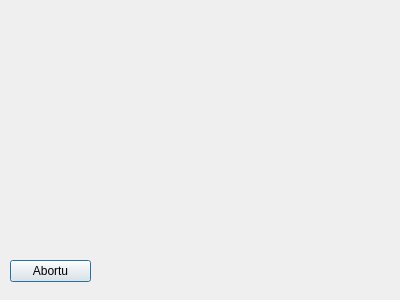
Before: the Qt Designer form datumojapogilo.ui in MDCremer/Gradivus, drawn with Qt 5.
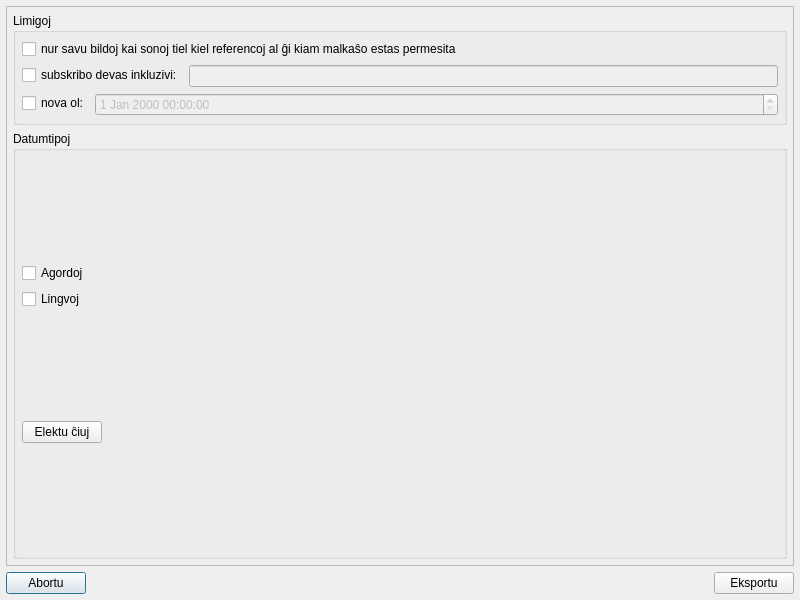
After: the same form once the commit is applied.

Commit message: Dialog zur Datensicherung gestaltet

The edit to the form file:
```diff
--- a/datumojapogilo.ui
+++ b/datumojapogilo.ui
@@ -9,8 +9,8 @@
    <rect>
     <x>0</x>
     <y>0</y>
-    <width>400</width>
-    <height>300</height>
+    <width>800</width>
+    <height>600</height>
    </rect>
   </property>
   <property name="windowTitle">
@@ -19,22 +19,218 @@
   <property name="locale">
    <locale language="C" country="AnyCountry"/>
   </property>
-  <widget class="QPushButton" name="abortu">
-   <property name="geometry">
-    <rect>
-     <x>10</x>
-     <y>260</y>
-     <width>81</width>
-     <height>22</height>
-    </rect>
+  <layout class="QVBoxLayout" name="verticalLayout">
+   <property name="leftMargin">
+    <number>6</number>
    </property>
-   <property name="text">
-    <string>Abortu</string>
+   <property name="topMargin">
+    <number>6</number>
    </property>
-   <property name="default">
-    <bool>true</bool>
+   <property name="rightMargin">
+    <number>6</number>
    </property>
-  </widget>
+   <property name="bottomMargin">
+    <number>6</number>
+   </property>
+   <item>
+    <widget class="QScrollArea" name="scrollArea">
+     <property name="widgetResizable">
+      <bool>true</bool>
+     </property>
+     <widget class="QWidget" name="scrollAreaWidgetContents">
+      <property name="geometry">
+       <rect>
+        <x>0</x>
+        <y>0</y>
+        <width>786</width>
+        <height>556</height>
+       </rect>
+      </property>
+      <layout class="QVBoxLayout" name="verticalLayout_2">
+       <property name="leftMargin">
+        <number>6</number>
+       </property>
+       <property name="topMargin">
+        <number>6</number>
+       </property>
+       <property name="rightMargin">
+        <number>6</number>
+       </property>
+       <property name="bottomMargin">
+        <number>6</number>
+       </property>
+       <item>
+        <widget class="QGroupBox" name="limigoj">
+         <property name="sizePolicy">
+          <sizepolicy hsizetype="Preferred" vsizetype="Maximum">
+           <horstretch>0</horstretch>
+           <verstretch>0</verstretch>
+          </sizepolicy>
+         </property>
+         <property name="title">
+          <string>Limigoj</string>
+         </property>
+         <layout class="QVBoxLayout" name="verticalLayout_3">
+          <property name="leftMargin">
+           <number>6</number>
+          </property>
+          <property name="topMargin">
+           <number>6</number>
+          </property>
+          <property name="rightMargin">
+           <number>6</number>
+          </property>
+          <property name="bottomMargin">
+           <number>6</number>
+          </property>
+          <item>
+           <widget class="QCheckBox" name="permesita">
+            <property name="text">
+             <string>nur savu bildoj kai sonoj tiel kiel referencoj al ĝi kiam malkaŝo estas permesita</string>
+            </property>
+           </widget>
+          </item>
+          <item>
+           <layout class="QFormLayout" name="formLayout">
+            <item row="0" column="0">
+             <widget class="QCheckBox" name="subskribo">
+              <property name="text">
+               <string>subskribo devas inkluzivi:</string>
+              </property>
+             </widget>
+            </item>
+            <item row="0" column="1">
+             <widget class="QLineEdit" name="subskriboInkluzivi">
+              <property name="enabled">
+               <bool>false</bool>
+              </property>
+             </widget>
+            </item>
+           </layout>
+          </item>
+          <item>
+           <layout class="QFormLayout" name="formLayout_2">
+            <item row="0" column="0">
+             <widget class="QCheckBox" name="nova">
+              <property name="text">
+               <string>nova ol:</string>
+              </property>
+             </widget>
+            </item>
+            <item row="0" column="1">
+             <widget class="QDateTimeEdit" name="novaOl">
+              <property name="enabled">
+               <bool>false</bool>
+              </property>
+             </widget>
+            </item>
+           </layout>
+          </item>
+         </layout>
+        </widget>
+       </item>
+       <item>
+        <widget class="QGroupBox" name="datumtipoj">
+         <property name="title">
+          <string>Datumtipoj</string>
+         </property>
+         <layout class="QVBoxLayout" name="verticalLayout_4">
+          <property name="leftMargin">
+           <number>6</number>
+          </property>
+          <property name="topMargin">
+           <number>6</number>
+          </property>
+          <property name="rightMargin">
+           <number>6</number>
+          </property>
+          <property name="bottomMargin">
+           <number>6</number>
+          </property>
+          <item>
+           <layout class="QGridLayout" name="gridLayout">
+            <item row="0" column="0">
+             <widget class="QCheckBox" name="agordoj">
+              <property name="text">
+               <string>Agordoj</string>
+              </property>
+             </widget>
+            </item>
+            <item row="1" column="0">
+             <widget class="QCheckBox" name="lingvoj">
+              <property name="text">
+               <string>Lingvoj</string>
+              </property>
+             </widget>
+            </item>
+           </layout>
+          </item>
+          <item>
+           <layout class="QHBoxLayout" name="horizontalLayout_2">
+            <item>
+             <widget class="QPushButton" name="elektuCxiuj">
+              <property name="text">
+               <string>Elektu ĉiuj</string>
+              </property>
+             </widget>
+            </item>
+            <item>
+             <spacer name="horizontalSpacer_2">
+              <property name="orientation">
+               <enum>Qt::Horizontal</enum>
+              </property>
+              <property name="sizeHint" stdset="0">
+               <size>
+                <width>40</width>
+                <height>20</height>
+               </size>
+              </property>
+             </spacer>
+            </item>
+           </layout>
+          </item>
+         </layout>
+        </widget>
+       </item>
+      </layout>
+     </widget>
+    </widget>
+   </item>
+   <item>
+    <layout class="QHBoxLayout" name="horizontalLayout">
+     <item>
+      <widget class="QPushButton" name="abortu">
+       <property name="text">
+        <string>Abortu</string>
+       </property>
+       <property name="default">
+        <bool>true</bool>
+       </property>
+      </widget>
+     </item>
+     <item>
+      <spacer name="horizontalSpacer">
+       <property name="orientation">
+        <enum>Qt::Horizontal</enum>
+       </property>
+       <property name="sizeHint" stdset="0">
+        <size>
+         <width>40</width>
+         <height>20</height>
+        </size>
+       </property>
+      </spacer>
+     </item>
+     <item>
+      <widget class="QPushButton" name="eksportu">
+       <property name="text">
+        <string>Eksportu</string>
+       </property>
+      </widget>
+     </item>
+    </layout>
+   </item>
+  </layout>
  </widget>
  <resources/>
  <connections/>
```
The commit also changes 1 other file.
